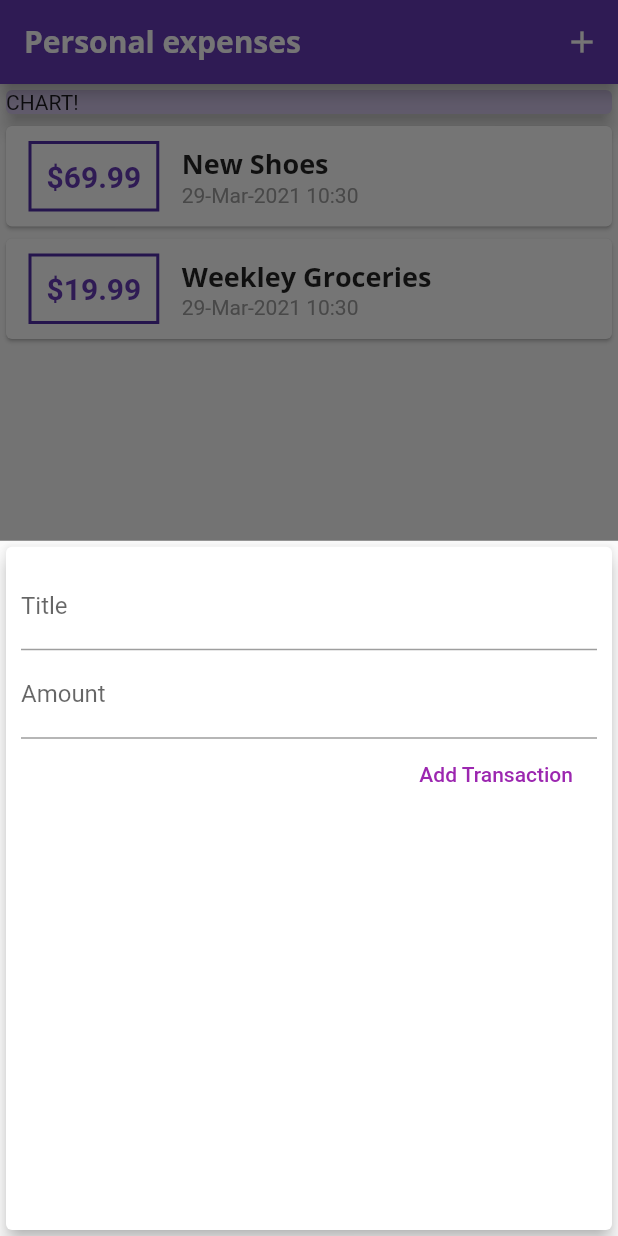
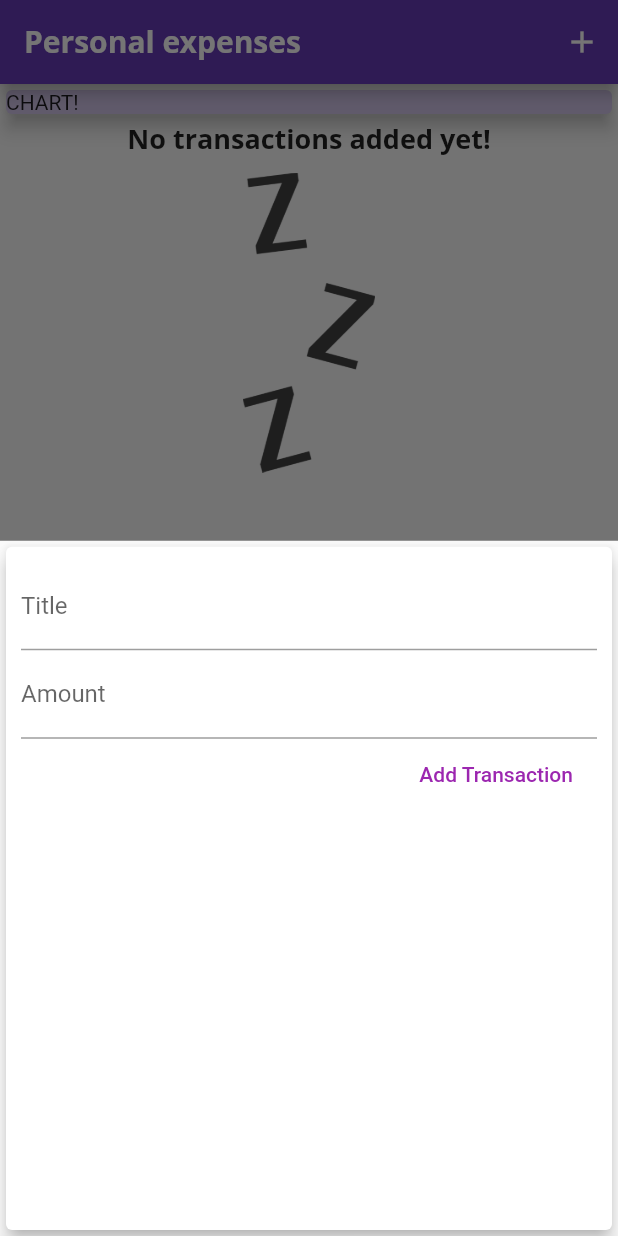
Before and after one commit to mfrandes/expense_planner, a Flutter app: the screen it shows after launch, after a tap on the "add" icon, on a phone screen of 412 x 824 dp. Run offline on Flutter 3.47's test engine with Material 2 defaults, Android fonts, the phone set to English and light mode, and no system bars; Roboto replaces fonts that are missing (Open Sans).

```diff
--- a/lib/main.dart
+++ b/lib/main.dart
@@ -41,18 +41,18 @@ class MyHomePage extends StatefulWidget {
 
 class _MyHomePageState extends State<MyHomePage> {
   final List<Transaction> _userTransactions = [
-    Transaction(
-      id: 't1',
-      title: 'New Shoes',
-      amount: 69.99,
-      date: DateTime.now(),
-    ),
-    Transaction(
-      id: 't1',
-      title: 'Weekley Groceries',
-      amount: 19.99,
-      date: DateTime.now(),
-    )
+    // Transaction(
+    //   id: 't1',
+    //   title: 'New Shoes',
+    //   amount: 69.99,
+    //   date: DateTime.now(),
+    // ),
+    // Transaction(
+    //   id: 't1',
+    //   title: 'Weekley Groceries',
+    //   amount: 19.99,
+    //   date: DateTime.now(),
+    // )
   ];
 
   void _addNewTransaction(String title, double amount) {
--- a/lib/widgets/transaction_list.dart
+++ b/lib/widgets/transaction_list.dart
@@ -11,7 +11,26 @@ class TransactionList extends StatelessWidget {
   Widget build(BuildContext context) {
     return Container(
       height: 300,
-      child: ListView.builder(
+      child: userTransactions.isEmpty
+          ? Column(
+              children: <Widget>[
+                Text(
+                  'No transactions added yet!',
+                  style: Theme.of(context).textTheme.title,
+                ),
+                SizedBox(
+                  height: 10,
+                ),
+                Container(
+                  height: 200,
+                  child: Image.asset(
+                    " ../../assets/img/waiting.png",
+                    fit: BoxFit.cover,
+                  ),
+                )
+              ],
+            )
+          : ListView.builder(
               itemBuilder: (BuildContext ctx, index) {
                 return Card(
                   child: Row(
--- a/pubspec.yaml
+++ b/pubspec.yaml
@@ -50,6 +50,9 @@ flutter:
   #   - images/a_dot_burr.jpeg
   #   - images/a_dot_ham.jpeg
 
+  assets:
+    - assets/img/waiting.png
+
   # An image asset can refer to one or more resolution-specific "variants", see
   # https://flutter.dev/assets-and-images/#resolution-aware.
 
```
Also changed, not shown: assets/img/waiting.png (added). Lines whose indentation alone changed are shown as unchanged.
